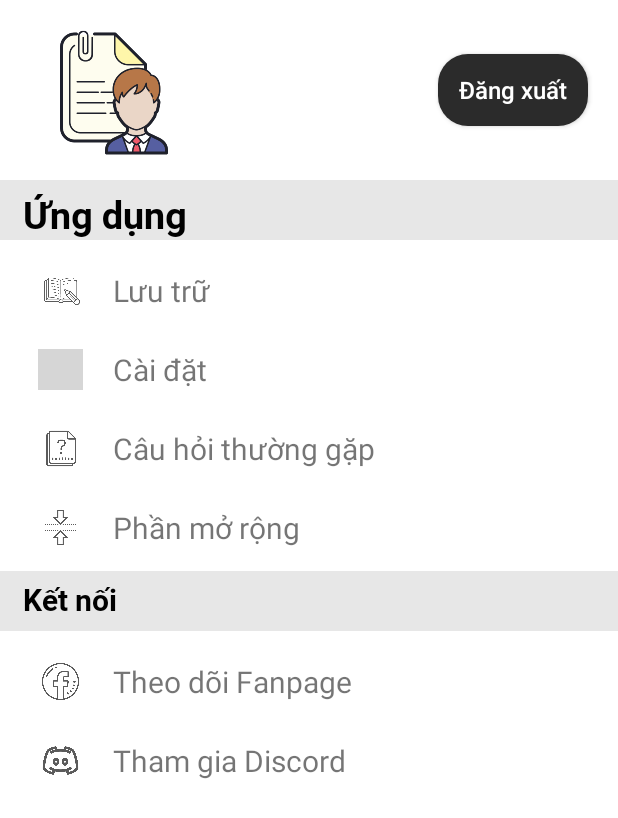
After one commit to dvanhuy/AppDocTruyen-CuoiKi, an Android app: the fragment fragment_logout shown on its own in the app's theme, on a phone screen of 412 x 824 dp. The commit adds this screen. Shown: the top 818 px of the screen. Run offline under Robolectric (Android 15) with nearby library versions, the phone set to English and light mode, and no system bars; grey boxes are pictures that could not be loaded.

Commit message:
Logout profile and change Vietnamese

```diff
--- /dev/null
+++ b/app/src/main/java/com/example/appdoctruyen_cuoiki/fragment_logout.java
@@ -0,0 +1,64 @@
+package com.example.appdoctruyen_cuoiki;
+
+import android.os.Bundle;
+
+import androidx.fragment.app.Fragment;
+
+import android.view.LayoutInflater;
+import android.view.View;
+import android.view.ViewGroup;
+
+/**
+ * A simple {@link Fragment} subclass.
+ * Use the {@link fragment_logout#newInstance} factory method to
+ * create an instance of this fragment.
+ */
+public class fragment_logout extends Fragment {
+
+    // TODO: Rename parameter arguments, choose names that match
+    // the fragment initialization parameters, e.g. ARG_ITEM_NUMBER
+    private static final String ARG_PARAM1 = "param1";
+    private static final String ARG_PARAM2 = "param2";
+
+    // TODO: Rename and change types of parameters
+    private String mParam1;
+    private String mParam2;
+
+    public fragment_logout() {
+        // Required empty public constructor
+    }
+
+    /**
+     * Use this factory method to create a new instance of
+     * this fragment using the provided parameters.
+     *
+     * @param param1 Parameter 1.
+     * @param param2 Parameter 2.
+     * @return A new instance of fragment fragment_logout.
+     */
+    // TODO: Rename and change types and number of parameters
+    public static fragment_logout newInstance(String param1, String param2) {
+        fragment_logout fragment = new fragment_logout();
+        Bundle args = new Bundle();
+        args.putString(ARG_PARAM1, param1);
+        args.putString(ARG_PARAM2, param2);
+        fragment.setArguments(args);
+        return fragment;
+    }
+
+    @Override
+    public void onCreate(Bundle savedInstanceState) {
+        super.onCreate(savedInstanceState);
+        if (getArguments() != null) {
+            mParam1 = getArguments().getString(ARG_PARAM1);
+            mParam2 = getArguments().getString(ARG_PARAM2);
+        }
+    }
+
+    @Override
+    public View onCreateView(LayoutInflater inflater, ViewGroup container,
+                             Bundle savedInstanceState) {
+        // Inflate the layout for this fragment
+        return inflater.inflate(R.layout.fragment_logout, container, false);
+    }
+}
--- a/app/src/main/res/layout/activity_forgot_pass.xml
+++ b/app/src/main/res/layout/activity_forgot_pass.xml
@@ -27,7 +27,7 @@
         <TextView
             android:layout_width="wrap_content"
             android:layout_height="wrap_content"
-            android:text="Forgot\nPassword?"
+            android:text="Quên\nMật Khẩu?"
             android:textColor="@color/black"
             android:textSize="30dp"
             android:fontFamily="@font/poppins_bold">
@@ -41,7 +41,7 @@
         android:layout_marginTop="10dp"
         android:textColor="@color/black"
         android:textSize="15dp"
-        android:text="Don't worry! It happens. Please enter the\naddress associated with your account.">
+        android:text="Đừng lo lắng! Vui lòng nhập địa chỉ được \nliên kết với tài khoản của bạn.">
     </TextView>
 
     <LinearLayout
@@ -60,7 +60,7 @@
             android:id="@+id/txtemail"
             android:layout_width="250dp"
             android:layout_height="wrap_content"
-            android:hint="Email ID"
+            android:hint="Nhập EMAIL"
             android:minHeight="40dp"
             android:textColor="#6c798f"
             android:fontFamily="@font/poppins_light">
--- a/app/src/main/res/layout/activity_reset_pass.xml
+++ b/app/src/main/res/layout/activity_reset_pass.xml
@@ -33,7 +33,7 @@
         <TextView
             android:layout_width="wrap_content"
             android:layout_height="wrap_content"
-            android:text="Reset\nPassword?"
+            android:text="Quên\nMật Khẩu?"
             android:textColor="@color/black"
             android:textSize="30dp"
             android:fontFamily="@font/poppins_bold">
@@ -55,7 +55,7 @@
             android:id="@+id/resetpass"
             android:layout_width="250dp"
             android:layout_height="wrap_content"
-            android:hint="New password"
+            android:hint="Nhập mật khẩu mới"
             android:minHeight="40dp"
             android:textColor="#6c798f"
             android:fontFamily="@font/poppins_light">
@@ -76,7 +76,7 @@
             android:id="@+id/confirmpass"
             android:layout_width="250dp"
             android:layout_height="wrap_content"
-            android:hint="Confirm new password"
+            android:hint="Xác nhận mật khẩu"
             android:minHeight="40dp"
             android:textColor="#6c798f"
             android:fontFamily="@font/poppins_light">
--- a/app/src/main/res/layout/activity_sign_in.xml
+++ b/app/src/main/res/layout/activity_sign_in.xml
@@ -23,7 +23,7 @@
             android:layout_marginTop="20dp"
             android:layout_marginBottom="15dp"
             android:layout_marginLeft="70dp"
-            android:text="Login"
+            android:text="Đăng nhập"
             android:textColor="@color/black"
             android:textSize="30dp"
             android:fontFamily="@font/poppins_bold">
@@ -48,7 +48,7 @@
             android:layout_width="250dp"
             android:layout_height="wrap_content"
             android:layout_marginLeft="10dp"
-            android:hint="Email ID"
+            android:hint="Nhập Email"
             android:minHeight="40dp"
             android:textColor="#6c798f"
             android:fontFamily="@font/poppins_light">
@@ -70,7 +70,7 @@
             android:id="@+id/txtPassWord"
             android:layout_width="250dp"
             android:layout_height="wrap_content"
-            android:hint="PassWord"
+            android:hint="Nhập mật khẩu"
             android:inputType="textPassword"
             android:layout_marginLeft="10dp"
             android:minHeight="48dp"
@@ -85,7 +85,7 @@
         android:layout_height="25dp"
         android:layout_marginLeft="90dp"
         android:fontFamily="@font/poppins_light"
-        android:text="Forgot Password?"
+        android:text="Quên mật khẩu?"
         android:textColor="@color/purple_500"
         android:textSize="15dp">
 
@@ -97,7 +97,7 @@
         android:layout_height="50dp"
         android:layout_marginTop="20dp"
         android:background="@drawable/signin_botron"
-        android:text="Login"
+        android:text="Đăng nhập"
         android:backgroundTint="#0065ff"
         android:textColor="@color/white"
         android:fontFamily="@font/poppins_bold"/>
@@ -116,7 +116,7 @@
         android:layout_height="wrap_content"
         android:layout_marginTop="10dp"
         android:fontFamily="@font/poppins_light"
-        android:text="OR"
+        android:text="HOẶC"
         android:textColor="@color/black"
         android:textSize="16dp">
 
@@ -146,7 +146,7 @@
             android:id="@+id/textView3"
             android:layout_width="wrap_content"
             android:layout_height="wrap_content"
-            android:text="Login with google"
+            android:text="Đăng nhập với Google"
             android:textSize="16dp"
             app:layout_constraintBottom_toBottomOf="parent"
             app:layout_constraintEnd_toEndOf="parent"
@@ -163,7 +163,7 @@
         <TextView
             android:layout_width="wrap_content"
             android:layout_height="match_parent"
-            android:text="New to Logistics?"
+            android:text="Bạn chưa có tài khoản?"
             android:textSize="15dp"
             android:fontFamily="@font/poppins_light">
 
@@ -174,7 +174,7 @@
             android:layout_width="wrap_content"
             android:layout_height="wrap_content"
             android:layout_marginLeft="5dp"
-            android:text="Register"
+            android:text="Đăng kí"
             android:textColor="#6c798f"
             android:textSize="15dp"
             android:fontFamily="@font/poppins_light">
--- a/app/src/main/res/layout/activity_sign_up.xml
+++ b/app/src/main/res/layout/activity_sign_up.xml
@@ -37,7 +37,7 @@
             android:layout_marginBottom="10dp"
             android:layout_marginLeft="65dp"
             android:fontFamily="@font/poppins_bold"
-            android:text="Sign Up"
+            android:text="Đăng kí"
             android:textColor="@color/black"
             android:textSize="30dp" />
     </LinearLayout>
@@ -60,7 +60,7 @@
             android:layout_height="wrap_content"
             android:layout_marginLeft="10dp"
             android:fontFamily="@font/poppins_light"
-            android:hint="Email ID"
+            android:hint="Nhập EMAIL"
             android:minHeight="40dp"
             android:textColor="#6c798f" />
     </LinearLayout>
@@ -82,7 +82,7 @@
             android:layout_height="wrap_content"
             android:layout_marginLeft="10dp"
             android:fontFamily="@font/poppins_light"
-            android:hint="Password"
+            android:hint="Nhập mật khẩu"
             android:minHeight="40dp"
             android:textColor="#6c798f" />
     </LinearLayout>
@@ -105,7 +105,7 @@
             android:layout_height="wrap_content"
             android:layout_marginLeft="10dp"
             android:fontFamily="@font/poppins_light"
-            android:hint="Confirm password"
+            android:hint="Xác nhận mật khẩu"
             android:minHeight="40dp"
             android:textColor="#6c798f" />
     </LinearLayout>
@@ -121,7 +121,7 @@
         <TextView
             android:layout_width="wrap_content"
             android:layout_height="wrap_content"
-            android:text="By signing up, you're agree to our"
+            android:text="Khi đăng kí, bạn đồng ý với"
             android:textSize="12dp"
             android:textColor="@color/black"
             android:layout_marginLeft="18dp"/>
@@ -129,7 +129,7 @@
             android:layout_width="wrap_content"
             android:layout_height="wrap_content"
             android:id="@+id/chuyentemp"
-            android:text="Temps and Condition"
+            android:text="Điều khoản"
             android:textSize="12dp"
             android:layout_marginStart="3dp"
             android:textColor="#246ad3"/>
@@ -144,14 +144,14 @@
         <TextView
             android:layout_width="wrap_content"
             android:layout_height="wrap_content"
-            android:text="and"
+            android:text="và"
             android:textSize="12dp"
             android:textColor="@color/black"/>
         <TextView
             android:layout_width="wrap_content"
             android:layout_height="wrap_content"
             android:id="@+id/pivacy"
-            android:text="Pivacy Policy"
+            android:text="Chính sách bảo mật"
             android:textSize="12dp"
             android:layout_marginStart="5dp"
             android:textColor="#246ad3"/>
@@ -164,7 +164,7 @@
         android:layout_marginTop="20dp"
         android:background="@drawable/signin_botron"
         android:backgroundTint="#0065ff"
-        android:text="Login"
+        android:text="Đăng nhập"
         android:textColor="@color/white"
         android:fontFamily="@font/poppins_bold"
         android:textSize="20dp"/>
@@ -177,7 +177,7 @@
         <TextView
             android:layout_width="wrap_content"
             android:layout_height="match_parent"
-            android:text="Joined us before?"
+            android:text="Đã có tài khoản?"
             android:textSize="15dp"
             android:fontFamily="@font/poppins_light"></TextView>
 
@@ -187,7 +187,7 @@
             android:layout_height="wrap_content"
             android:layout_marginLeft="5dp"
             android:fontFamily="@font/poppins_light"
-            android:text="Login"
+            android:text="Đăng nhập"
             android:textColor="#246ad3"
             android:textSize="15dp"></TextView>
 
--- /dev/null
+++ b/app/src/main/res/layout/fragment_logout.xml
@@ -0,0 +1,218 @@
+<androidx.appcompat.widget.LinearLayoutCompat xmlns:android="http://schemas.android.com/apk/res/android"
+    xmlns:app="http://schemas.android.com/apk/res-auto"
+    xmlns:tools="http://schemas.android.com/tools"
+    android:layout_width="match_parent"
+    android:layout_height="match_parent"
+    android:orientation="vertical"
+    tools:context=".fragment_logout">
+
+
+    <androidx.constraintlayout.widget.ConstraintLayout
+        android:layout_width="match_parent"
+        android:layout_height="100dp"
+        android:layout_marginTop="10dp">
+
+        <androidx.appcompat.widget.AppCompatButton
+            android:background="@drawable/profile_bgbutton"
+            android:id="@+id/profile_dangxuat"
+            android:layout_width="100dp"
+            android:layout_height="wrap_content"
+            android:layout_marginEnd="20dp"
+            android:text="Đăng xuất"
+            android:textAllCaps="false"
+            android:textColor="#FFFFFF"
+            android:textSize="16sp"
+            app:layout_constraintBottom_toBottomOf="parent"
+            app:layout_constraintEnd_toEndOf="parent"
+            app:layout_constraintTop_toTopOf="parent" />
+
+        <ImageView
+            android:layout_width="100dp"
+            android:layout_height="wrap_content"
+            android:layout_marginStart="20dp"
+            android:src="@drawable/profile_avatar"
+            app:layout_constraintBottom_toBottomOf="parent"
+            app:layout_constraintStart_toStartOf="parent"
+            app:layout_constraintTop_toTopOf="parent"></ImageView>
+
+    </androidx.constraintlayout.widget.ConstraintLayout>
+
+    <LinearLayout
+        android:layout_width="match_parent"
+        android:layout_height="40dp"
+        android:layout_marginTop="10dp"
+        android:background="#e7e7e7">
+
+        <TextView
+            android:layout_width="wrap_content"
+            android:layout_height="wrap_content"
+            android:textColor="@color/black"
+            android:layout_marginTop="5dp"
+            android:layout_marginLeft="15dp"
+            android:textSize="25dp"
+            android:text="Ứng dụng"
+            android:fontFamily="@font/roboto_bold">
+        </TextView>
+    </LinearLayout>
+
+    <LinearLayout
+        android:layout_width="match_parent"
+        android:layout_height="wrap_content"
+        android:layout_marginTop="20dp"
+        android:layout_marginBottom="15dp"
+        android:layout_marginLeft="25dp">
+
+        <ImageView
+            android:layout_width="30dp"
+            android:layout_height="match_parent"
+            android:src="@drawable/profile_luutru">
+        </ImageView>
+
+        <TextView
+            android:layout_marginLeft="20dp"
+            android:layout_width="wrap_content"
+            android:layout_height="wrap_content"
+            android:text="Lưu trữ"
+            android:textSize="20dp">
+
+        </TextView>
+    </LinearLayout>
+
+    <LinearLayout
+        android:layout_width="match_parent"
+        android:layout_height="wrap_content"
+        android:layout_marginTop="10dp"
+        android:layout_marginBottom="15dp"
+        android:layout_marginLeft="25dp">
+
+        <ImageView
+            android:layout_width="30dp"
+            android:layout_height="match_parent"
+            android:src="@drawable/profile_setting">
+        </ImageView>
+
+        <TextView
+            android:layout_width="wrap_content"
+            android:layout_height="wrap_content"
+            android:layout_marginLeft="20dp"
+            android:text="Cài đặt"
+            android:textSize="20dp">
+
+        </TextView>
+    </LinearLayout>
+
+    <LinearLayout
+        android:layout_width="match_parent"
+        android:layout_height="wrap_content"
+        android:layout_marginTop="10dp"
+        android:layout_marginBottom="15dp"
+        android:layout_marginLeft="25dp">
+
+        <ImageView
+            android:layout_width="30dp"
+            android:layout_height="match_parent"
+            android:src="@drawable/profile_cauhoi">
+        </ImageView>
+
+        <TextView
+            android:layout_width="wrap_content"
+            android:layout_height="wrap_content"
+            android:layout_marginLeft="20dp"
+            android:text="Câu hỏi thường gặp"
+            android:textSize="20dp">
+
+        </TextView>
+    </LinearLayout>
+
+    <LinearLayout
+        android:layout_width="match_parent"
+        android:layout_height="wrap_content"
+        android:layout_marginTop="10dp"
+        android:layout_marginBottom="15dp"
+        android:layout_marginLeft="25dp">
+
+        <ImageView
+            android:layout_width="30dp"
+            android:layout_height="match_parent"
+            android:src="@drawable/profile_morong">
+        </ImageView>
+
+        <TextView
+            android:layout_width="wrap_content"
+            android:layout_height="wrap_content"
+            android:layout_marginLeft="20dp"
+            android:text="Phần mở rộng"
+            android:textSize="20dp">
+
+        </TextView>
+    </LinearLayout>
+
+    <LinearLayout
+        android:layout_width="match_parent"
+        android:layout_height="40dp"
+        android:background="#e7e7e7">
+
+        <TextView
+            android:layout_width="wrap_content"
+            android:layout_height="wrap_content"
+            android:textColor="@color/black"
+            android:layout_marginLeft="15dp"
+            android:layout_marginTop="5dp"
+            android:textSize="20dp"
+            android:text="Kết nối"
+            android:fontFamily="@font/roboto_bold">
+        </TextView>
+    </LinearLayout>
+
+    <LinearLayout
+        android:layout_width="match_parent"
+        android:layout_height="wrap_content"
+        android:layout_marginTop="20dp"
+        android:layout_marginBottom="15dp"
+        android:layout_marginLeft="25dp">
+
+        <ImageView
+            android:layout_width="30dp"
+            android:layout_height="match_parent"
+            android:src="@drawable/profile_facebook">
+        </ImageView>
+
+        <TextView
+            android:layout_width="wrap_content"
+            android:layout_height="wrap_content"
+            android:layout_marginLeft="20dp"
+            android:text="Theo dõi Fanpage"
+            android:textSize="20dp">
+        </TextView>
+    </LinearLayout>
+
+    <LinearLayout
+        android:layout_width="match_parent"
+        android:layout_height="wrap_content"
+        android:layout_marginTop="10dp"
+        android:layout_marginBottom="15dp"
+        android:layout_marginLeft="25dp">
+
+        <ImageView
+            android:layout_width="30dp"
+            android:layout_height="match_parent"
+            android:src="@drawable/profile_discord">
+        </ImageView>
+
+        <TextView
+            android:layout_width="wrap_content"
+            android:layout_height="wrap_content"
+            android:layout_marginLeft="20dp"
+            android:text="Tham gia Discord"
+            android:textSize="20dp">
+        </TextView>
+    </LinearLayout>
+
+    <LinearLayout
+        android:layout_width="wrap_content"
+        android:layout_height="wrap_content"/>
+
+
+
+
+</androidx.appcompat.widget.LinearLayoutCompat>
```
